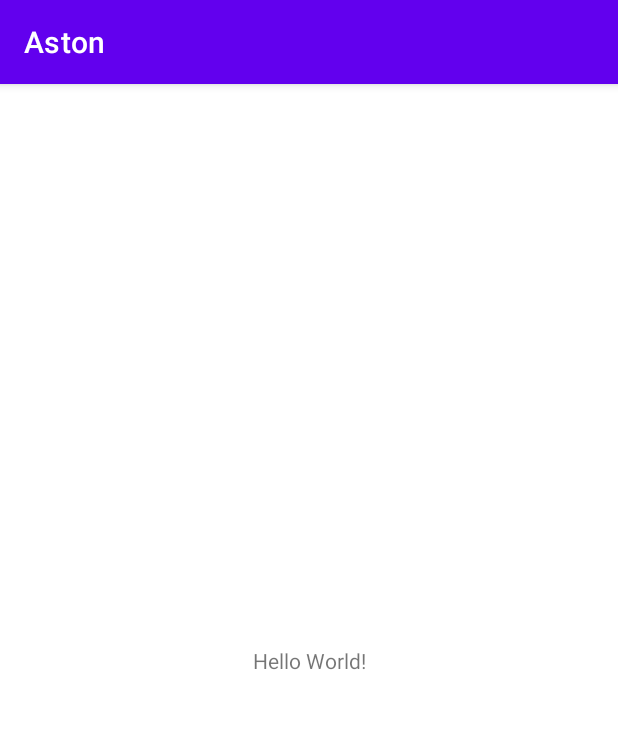
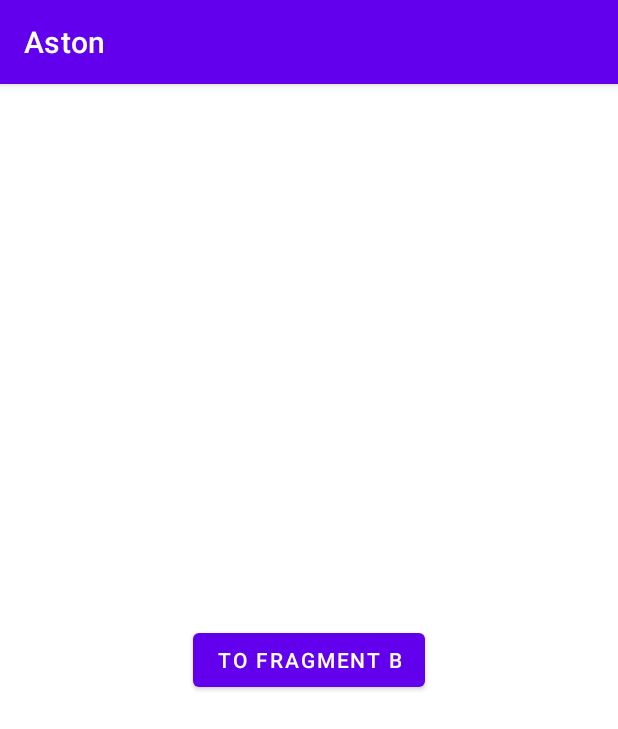
Before and after one commit to ValeriyaGabrusevich/Aston, an Android app: the screen it shows after launch (MainActivity), on a phone screen of 412 x 824 dp. Shown: the top 729 px of the screen. Run offline under Robolectric (Android 15) with nearby library versions, the light colour scheme and no system bars.

Commit message:
Фрагменты первое задание

```diff
--- a/app/src/main/java/com/example/aston/MainActivity.kt
+++ b/app/src/main/java/com/example/aston/MainActivity.kt
@@ -2,10 +2,21 @@ package com.example.aston
 
 import androidx.appcompat.app.AppCompatActivity
 import android.os.Bundle
+import com.example.aston.databinding.ActivityMainBinding
+import com.example.aston.fragments.FragmentA
 
 class MainActivity : AppCompatActivity() {
-	override fun onCreate(savedInstanceState: Bundle?) {
-		super.onCreate(savedInstanceState)
-		setContentView(R.layout.activity_main)
-	}
+    private lateinit var binding: ActivityMainBinding
+
+    override fun onCreate(savedInstanceState: Bundle?) {
+        super.onCreate(savedInstanceState)
+        binding = ActivityMainBinding.inflate(layoutInflater)
+        setContentView(binding.root)
+
+        supportFragmentManager.beginTransaction()
+            .add(binding.fragmentContainerView.id, FragmentA())
+            .commit()
+
+
+    }
 }
--- /dev/null
+++ b/app/src/main/java/com/example/aston/fragments/FragmentA.kt
@@ -0,0 +1,38 @@
+package com.example.aston.fragments
+
+import android.os.Bundle
+import android.view.LayoutInflater
+import android.view.View
+import android.view.ViewGroup
+import androidx.fragment.app.Fragment
+import com.example.aston.R
+import com.example.aston.databinding.FragmentABinding
+
+class FragmentA : Fragment() {
+    private var _binding: FragmentABinding? = null
+    private val binding get() = _binding!!
+
+
+    override fun onCreateView(
+        inflater: LayoutInflater,
+        container: ViewGroup?,
+        savedInstanceState: Bundle?
+    ): View {
+        _binding = FragmentABinding.inflate(inflater,container,false)
+        return binding.root
+    }
+
+    override fun onViewCreated(view: View, savedInstanceState: Bundle?) {
+        super.onViewCreated(view, savedInstanceState)
+        binding.btnFragmentA.setOnClickListener {
+            parentFragmentManager.beginTransaction()
+                .replace(R.id.fragment_container_view, FragmentB())
+                .commit()
+        }
+    }
+
+    override fun onDestroyView() {
+        super.onDestroyView()
+        _binding = null
+    }
+}
--- a/app/src/main/res/layout/activity_main.xml
+++ b/app/src/main/res/layout/activity_main.xml
@@ -6,12 +6,10 @@
     android:layout_height="match_parent"
     tools:context=".MainActivity">
 
-    <TextView
-        android:layout_width="wrap_content"
-        android:layout_height="wrap_content"
-        android:text="Hello World!"
-        app:layout_constraintBottom_toBottomOf="parent"
-        app:layout_constraintEnd_toEndOf="parent"
+    <androidx.fragment.app.FragmentContainerView
+        android:id="@+id/fragment_container_view"
+        android:layout_width="match_parent"
+        android:layout_height="match_parent"
         app:layout_constraintStart_toStartOf="parent"
         app:layout_constraintTop_toTopOf="parent" />
 
--- /dev/null
+++ b/app/src/main/res/layout/fragment_a.xml
@@ -0,0 +1,16 @@
+<?xml version="1.0" encoding="utf-8"?>
+<androidx.constraintlayout.widget.ConstraintLayout xmlns:android="http://schemas.android.com/apk/res/android"
+    android:layout_width="match_parent"
+    android:layout_height="match_parent"
+    xmlns:app="http://schemas.android.com/apk/res-auto">
+    <Button
+        android:id="@+id/btn_fragment_a"
+        android:layout_width="wrap_content"
+        android:layout_height="wrap_content"
+        android:text="@string/to_fragment_b"
+        app:layout_constraintTop_toTopOf="parent"
+        app:layout_constraintStart_toStartOf="parent"
+        app:layout_constraintEnd_toEndOf="parent"
+        app:layout_constraintBottom_toBottomOf="parent"/>
+
+</androidx.constraintlayout.widget.ConstraintLayout>
--- a/app/src/main/res/values/strings.xml
+++ b/app/src/main/res/values/strings.xml
@@ -1,3 +1,9 @@
 <resources>
     <string name="app_name">Aston</string>
+    <string name="to_fragment_b">to fragment B</string>
+    <string name="to_fragment_c">to fragment C</string>
+    <string name="back_to_a">back to fragment A</string>
+    <string name="to_fragment_d">to fragment D</string>
+    <string name="hello_fragment_c">Hello Fragment C</string>
+    <string name="back_to_b">back to B</string>
 </resources>
```
Also changed, not shown: app/build.gradle (+9 -0 lines), app/src/main/java/com/example/aston/fragments/FragmentB.kt (added, +45 -0 lines), app/src/main/java/com/example/aston/fragments/FragmentC.kt (added, +54 -0 lines), app/src/main/java/com/example/aston/fragments/FragmentD.kt (added, +37 -0 lines), app/src/main/res/layout/fragment_b.xml (added, +25 -0 lines), app/src/main/res/layout/fragment_c.xml (added, +36 -0 lines), app/src/main/res/layout/fragment_d.xml (added, +16 -0 lines).
